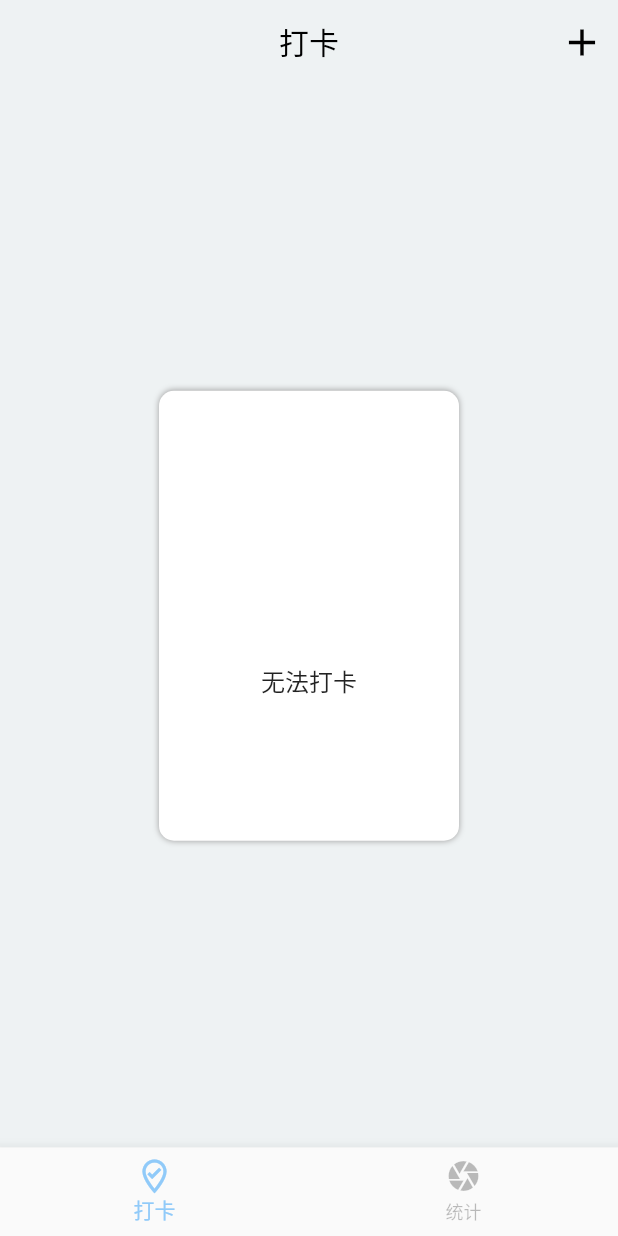
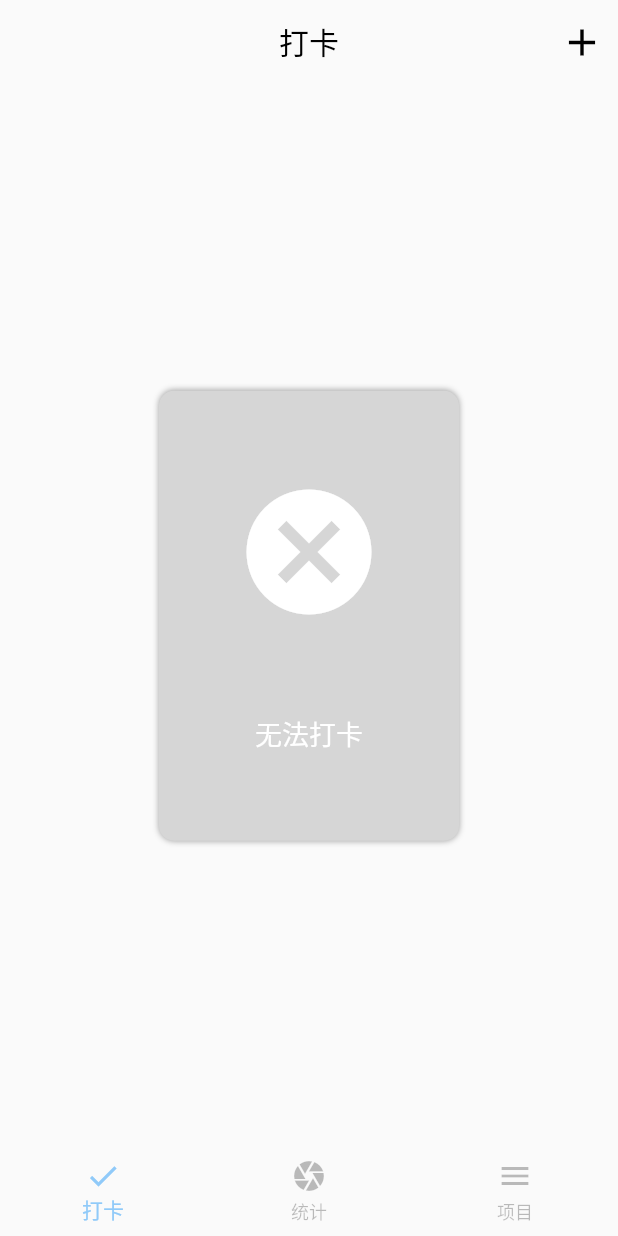
Before and after one commit to nmk0718/todo, a Flutter app: the screen it shows after launch, on a phone screen of 412 x 824 dp. Run offline on Flutter 3.47's test engine with Material 2 defaults, Android fonts, the phone set to English and light mode, and no system bars; our stand-ins replace flip_card, flutter_svg, shared_preferences.

Commit message:
新增打卡项目页面

```diff
--- a/lib/Home.dart
+++ b/lib/Home.dart
@@ -279,11 +279,26 @@ class HomeState extends State<Home> {
         ),
       );
     } else {
-      return PunchInButton(
-          buttonsvg: Container(),
-          tabtext: '无法打卡',
-          punchintext: '',
-          color: Colors.white);
+      return Container(
+        alignment: Alignment.center,
+        decoration: BoxDecoration(
+          borderRadius: BorderRadius.all(Radius.circular(10.0)),
+          color: Color(0xffd6d6d6),
+          boxShadow: [
+            BoxShadow(color: Colors.grey, blurRadius: 3.0)
+          ],
+        ),
+        child: Column(
+          mainAxisAlignment: MainAxisAlignment.spaceEvenly,
+          children: [
+            Icon(Icons.cancel,size: 100,color: Colors.white,),
+            Text(
+              '无法打卡',
+              style: TextStyle(fontSize: 18,color: Colors.white),
+            ),
+          ],
+        )
+      );
     }
   }
 
@@ -301,7 +316,7 @@ class HomeState extends State<Home> {
   @override
   Widget build(BuildContext context) {
     return Scaffold(
-      backgroundColor: Color(0xFFeef2f3),
+      // backgroundColor: Color(0xFFeef2f3),
       appBar: AppBar(
         centerTitle: true,
         elevation: 0,
@@ -397,9 +412,9 @@ class HomeState extends State<Home> {
                                   child: TextField(
                                     onChanged: (text) {
                                       //输入框内容变化回调
-                                      setState(() {
+                                      // setState(() {
                                         input_text = text;
-                                      });
+                                      // });
                                     },
                                     controller:
                                         TextEditingController(text: input_text),
@@ -661,6 +676,10 @@ class HomeState extends State<Home> {
                                         await SharedPreferences.getInstance();
 
                                     if (prefs.getStringList('1') != null) {
+
+                                      //判断当前选中的时间是否再打卡项目的时间内,如果不在则创建新的打卡项目,在则提示当前时间与其他打卡项目冲突
+
+
                                       List<String> projectdata =
                                           prefs.getStringList('1');
                                       projectdata.add(JsonEncoder().convert({
--- a/lib/PunchInButton.dart
+++ b/lib/PunchInButton.dart
@@ -18,7 +18,7 @@ class PunchInButton extends StatelessWidget {
         gradient: linearGradient,
         color: color,
         boxShadow: [
-          BoxShadow(color: Colors.grey, blurRadius: 3.0)
+          BoxShadow(color: Colors.grey[300], blurRadius: 3)
         ],
       ),
       child: Column(
--- a/lib/RootPage.dart
+++ b/lib/RootPage.dart
@@ -2,6 +2,7 @@ import 'package:flutter/cupertino.dart';
 import 'package:flutter/material.dart';
 import 'package:todo/Statistics.dart';
 import 'Home.dart';
+import 'PunchInItem.dart';
 
 class RootPage extends StatefulWidget {
   RootPageState createState() => RootPageState();
@@ -12,6 +13,7 @@ class RootPageState extends State<RootPage> {
   final List<Widget> _pages = [
     Home(),
     Statistics(),
+    PunchInItem(),
   ];
 
   void onTabClick(int index) {
@@ -26,13 +28,15 @@ class RootPageState extends State<RootPage> {
       body: _pages[_currentIndex],
       bottomNavigationBar: BottomNavigationBar(
         items: [
-          BottomNavigationBarItem(icon: Icon(Icons.where_to_vote_outlined), label: "打卡"),
+          BottomNavigationBarItem(icon: Icon(Icons.done), label: "打卡"),
           BottomNavigationBarItem(icon: Icon(Icons.camera), label: "统计"),
+          BottomNavigationBarItem(icon: Icon(Icons.menu), label: "项目"),
         ],
         type: BottomNavigationBarType.fixed,
         selectedItemColor: Color(0xFF90CAF9),
         unselectedItemColor: Colors.black26,
         currentIndex: _currentIndex,
+        elevation: 0,
         onTap: onTabClick,
       ),
     );
```
Also changed, not shown: lib/PunchInItem.dart (added, +96 -0 lines), lib/Statistics.dart (+31 -19 lines).
